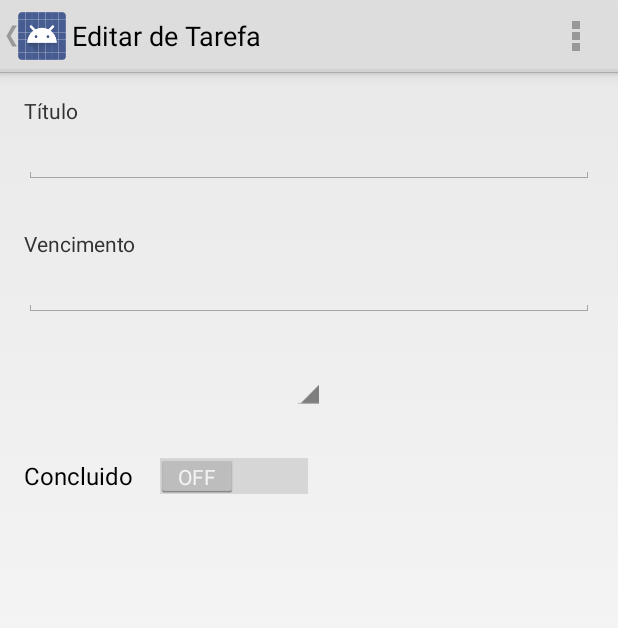
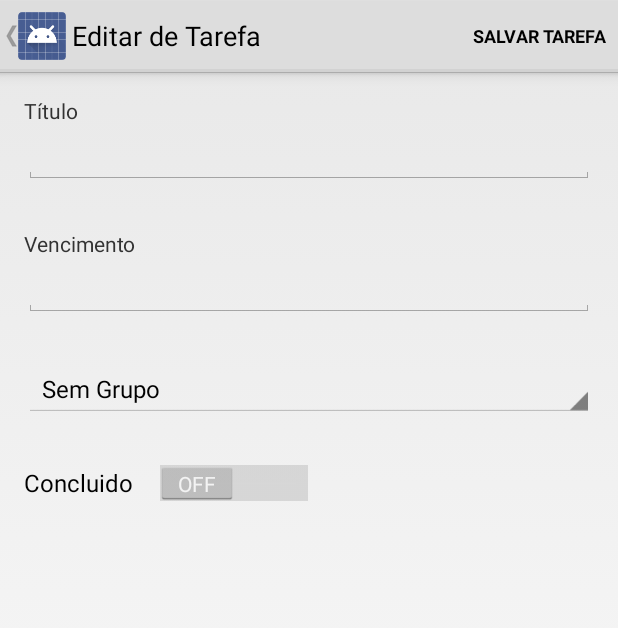
Before and after one commit to ricardo0100/JobsList-Android, an Android app: the EdicaoTarefaActivity screen opened directly, with no data from a screen before it, on a phone screen of 412 x 824 dp. Shown: the top 628 px of the screen. Run offline under Robolectric (Android 15) with nearby library versions, the phone set to English and light mode, and no system bars; 1 statement that could not run was skipped.

Commit message:
Listagem de grupos

```diff
--- a/JobsList/app/src/main/java/br/com/otes06/jobslist/EdicaoTarefaActivity.java
+++ b/JobsList/app/src/main/java/br/com/otes06/jobslist/EdicaoTarefaActivity.java
@@ -4,18 +4,24 @@ import android.app.ActionBar;
 import android.app.Activity;
 import android.content.Intent;
 import android.os.Bundle;
-import android.support.annotation.Nullable;
 import android.support.v4.app.NavUtils;
 import android.view.Menu;
 import android.view.MenuItem;
+import android.widget.ArrayAdapter;
 import android.widget.EditText;
+import android.widget.Spinner;
 import android.widget.Toast;
 
 import java.text.SimpleDateFormat;
+import java.util.ArrayList;
+import java.util.LinkedList;
+import java.util.List;
 import java.util.Locale;
 
+import br.com.otes06.jobslist.GatewayDouble.ListagemDeGruposGatewayDouble;
 import br.com.otes06.jobslist.GatewayDouble.ListagemDeTarefasGatewayDouble;
 import br.com.otes06.jobslist.GatewayInterface.IListagemDeTarefasGateway;
+import br.com.otes06.jobslist.Structs.GrupoStruct;
 import br.com.otes06.jobslist.Structs.TarefaStruct;
 
 
@@ -27,6 +33,7 @@ public class EdicaoTarefaActivity extends Activity {
 
     private EditText tituloEditText;
     private EditText vencimentoEditText;
+    private Spinner grupoSpinner;
 
     @Override
     protected void onCreate(Bundle savedInstanceState) {
@@ -41,8 +48,9 @@ public class EdicaoTarefaActivity extends Activity {
 
         this.tituloEditText = (EditText) findViewById(R.id.tituloEditText);
         this.vencimentoEditText = (EditText) findViewById(R.id.vencimentoEditText);
+        this.grupoSpinner = (Spinner) findViewById(R.id.spinnerGrupo);
+
         atualizarDados();
-
     }
 
     private void atualizarDados() {
@@ -51,6 +59,15 @@ public class EdicaoTarefaActivity extends Activity {
         String titulo = this.tarefa.getTitulo();
         String vencimento = simpleDateFormat.format(this.tarefa.getVencimento());
 
+
+        List<GrupoStruct> list = new LinkedList<GrupoStruct>();
+        list.add(GrupoStruct.SemGrupo());
+
+        list.addAll(new ListagemDeGruposGatewayDouble().buscarTodosOsGrupos());
+
+        ArrayAdapter<GrupoStruct> dataAdapter = new ArrayAdapter<>(this, android.R.layout.simple_spinner_item, list);
+        dataAdapter.setDropDownViewResource(android.R.layout.simple_spinner_dropdown_item);
+        this.grupoSpinner.setAdapter(dataAdapter);
 
         this.tituloEditText.setText(titulo);
         this.vencimentoEditText.setText(vencimento);
@@ -88,7 +105,8 @@ public class EdicaoTarefaActivity extends Activity {
             case android.R.id.home:
                 NavUtils.navigateUpFromSameTask(this);
                 return true;
-
+            case R.id.action_salvarTarefa:
+                Toast.makeText(this, "Hey!", Toast.LENGTH_SHORT).show();
         }
         return super.onOptionsItemSelected(item);
     }
--- a/JobsList/app/src/main/java/br/com/otes06/jobslist/MainActivity.java
+++ b/JobsList/app/src/main/java/br/com/otes06/jobslist/MainActivity.java
@@ -101,7 +101,7 @@ public class MainActivity extends Activity
         int id = item.getItemId();
 
         //noinspection SimplifiableIfStatement
-        if (id == R.id.action_settings) {
+        if (id == R.id.action_salvarTarefa) {
             return true;
         }
 
--- a/JobsList/app/src/main/java/br/com/otes06/jobslist/structs/GrupoStruct.java
+++ b/JobsList/app/src/main/java/br/com/otes06/jobslist/structs/GrupoStruct.java
@@ -1,9 +1,9 @@
 package br.com.otes06.jobslist.Structs;
 
-/**
- * Created by ricardo on 20/06/15.
- */
 public class GrupoStruct {
+
+    private int id;
+
     private String nome;
 
     public String getNome() {
@@ -13,4 +13,23 @@ public class GrupoStruct {
     public void setNome(String nome) {
         this.nome = nome;
     }
+
+    public static GrupoStruct SemGrupo() {
+        GrupoStruct grupo = new GrupoStruct();
+        grupo.setNome("Sem Grupo");
+        return grupo;
+    }
+
+    @Override
+    public String toString() {
+        return getNome();
+    }
+
+    public int getId() {
+        return id;
+    }
+
+    public void setId(int id) {
+        this.id = id;
+    }
 }
--- a/JobsList/app/src/main/res/layout/activity_edicao_tarefa.xml
+++ b/JobsList/app/src/main/res/layout/activity_edicao_tarefa.xml
@@ -54,17 +54,20 @@
     <Spinner
         android:layout_width="wrap_content"
         android:layout_height="wrap_content"
-        android:id="@+id/spinner"
-        android:layout_centerHorizontal="true"
+        android:id="@+id/spinnerGrupo"
         android:layout_marginTop="30dp"
-        android:layout_below="@+id/vencimentoEditText" />
+        android:layout_below="@+id/vencimentoEditText"
+        android:layout_alignParentLeft="true"
+        android:layout_alignParentStart="true"
+        android:layout_alignRight="@+id/vencimentoEditText"
+        android:layout_alignEnd="@+id/vencimentoEditText" />
 
     <Switch
         android:layout_width="wrap_content"
         android:layout_height="wrap_content"
         android:text="Concluido"
         android:id="@+id/switchConcluido"
-        android:layout_below="@+id/spinner"
+        android:layout_below="@+id/spinnerGrupo"
         android:layout_alignParentLeft="true"
         android:layout_alignParentStart="true"
         android:layout_marginTop="30dp"
--- a/JobsList/app/src/main/res/menu/global.xml
+++ b/JobsList/app/src/main/res/menu/global.xml
@@ -1,4 +1,3 @@
 <menu xmlns:android="http://schemas.android.com/apk/res/android">
-    <item android:id="@+id/action_settings" android:title="@string/action_settings"
-        android:orderInCategory="100" android:showAsAction="never" />
+
 </menu>
--- a/JobsList/app/src/main/res/menu/menu_edicao_tarefa.xml
+++ b/JobsList/app/src/main/res/menu/menu_edicao_tarefa.xml
@@ -1,6 +1,6 @@
 <menu xmlns:android="http://schemas.android.com/apk/res/android"
     xmlns:tools="http://schemas.android.com/tools"
     tools:context="br.com.otes06.jobslist.EdicaoTarefaActivity">
-    <item android:id="@+id/action_settings" android:title="@string/action_settings"
-        android:orderInCategory="100" android:showAsAction="never" />
+    <item android:id="@+id/action_salvarTarefa" android:title="@string/action_salvar_tarefa"
+        android:orderInCategory="100" android:showAsAction="always" />
 </menu>
--- a/JobsList/app/src/main/res/values/strings.xml
+++ b/JobsList/app/src/main/res/values/strings.xml
@@ -1,19 +1,15 @@
 <resources>
     <string name="app_name">JobsList</string>
 
-    <string name="hello_world">Hello world!</string>
-    <string name="action_settings">Settings</string>
+
     <string name="title_activity_lista_de_tarefas">Lista de Tarefas</string>
     <string name="title_activity_lista_de_grupos">Lista de Grupos</string>
+    <string name="title_activity_edicao_tarefa">Editar de Tarefa</string>
     <string name="title_activity_main">JobsList</string>
 
     <string name="navigation_drawer_open">Open navigation drawer</string>
     <string name="navigation_drawer_close">Close navigation drawer</string>
 
-    <string name="action_example">Example action</string>
-
-<!-- TODO: Remove or change this placeholder text -->
-    <string name="hello_blank_fragment">Hello blank fragment</string>
-    <string name="title_activity_edicao_tarefa">Editar de Tarefa</string>
     <string name="nova_tarefa">Nova Tarefa</string>
+    <string name="action_salvar_tarefa">Salvar Tarefa</string>
 </resources>
```
